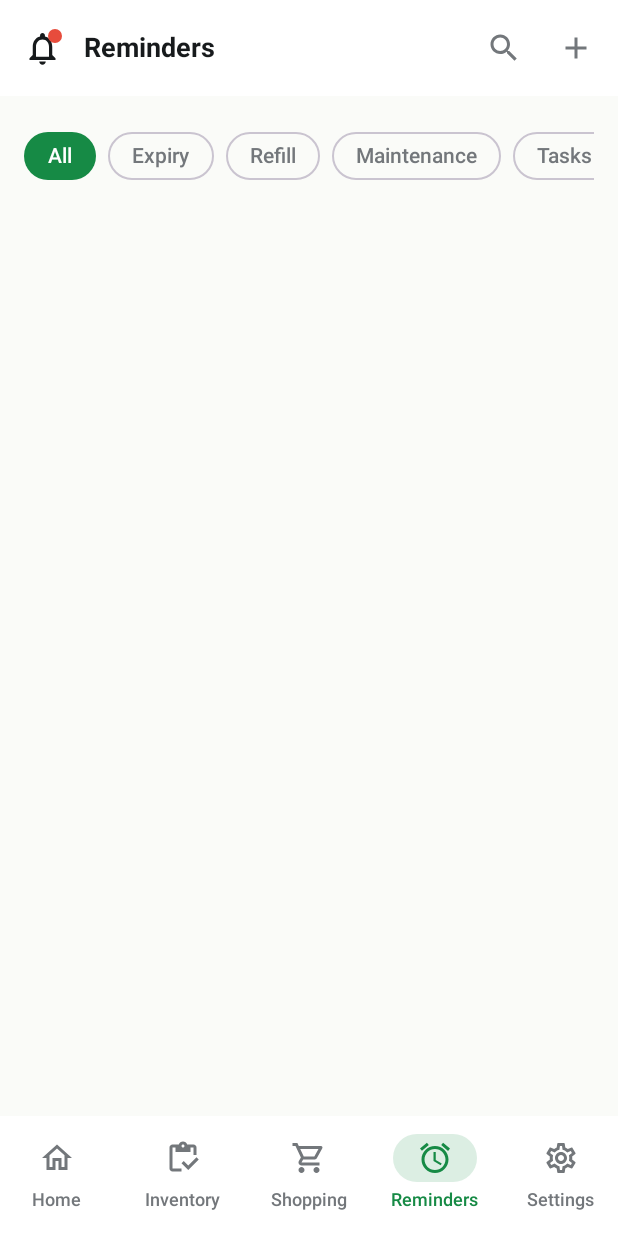
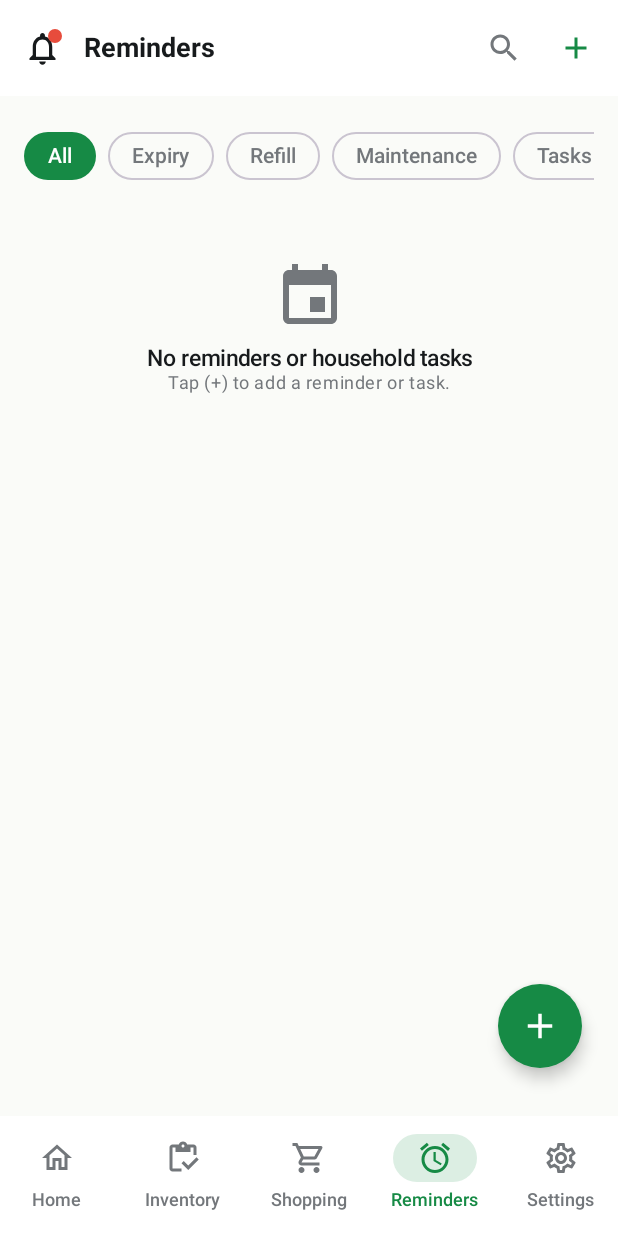
Before and after one commit to vishalbhartiiiitbh/homeinventry, an Android app built with Jetpack Compose: the RemindersScreen screen opened through its navigation route, on a phone screen of 412 x 824 dp. Run offline under Robolectric (Android 15) with nearby library versions, the phone set to English and light mode, and no system bars; our stand-ins replace Room's generated code; 1 statement that could not run was skipped.

Commit message:
reminderef

```diff
--- a/app/src/main/java/com/example/homeinvetry/data/local/dao/Daos.kt
+++ b/app/src/main/java/com/example/homeinvetry/data/local/dao/Daos.kt
@@ -11,6 +11,9 @@ interface InventoryDao {
 
     @Query("SELECT * FROM inventory_items WHERE storageLocation = :location ORDER BY name ASC")
     fun getItemsByLocation(location: String): Flow<List<InventoryItemEntity>>
+
+    @Query("SELECT * FROM inventory_items WHERE storageLocation = :location ORDER BY name ASC")
+    fun getItemsByLocationSync(location: String): List<InventoryItemEntity>
 
     @Query("SELECT * FROM inventory_items WHERE id = :id")
     fun getItemById(id: String): Flow<InventoryItemEntity?>
--- a/app/src/main/java/com/example/homeinvetry/data/repository/Repositories.kt
+++ b/app/src/main/java/com/example/homeinvetry/data/repository/Repositories.kt
@@ -78,6 +78,10 @@ class InventoryRepository(
 
     suspend fun deleteLocationByName(name: String) = withContext(Dispatchers.IO) {
         storageLocationDao.deleteLocationByName(name)
+        val itemsInLocation = inventoryDao.getItemsByLocationSync(name)
+        itemsInLocation.forEach { item ->
+            inventoryDao.updateItem(item.copy(storageLocation = "Unassigned"))
+        }
     }
 }
 
--- a/app/src/main/java/com/example/homeinvetry/feature/reminders/RemindersScreen.kt
+++ b/app/src/main/java/com/example/homeinvetry/feature/reminders/RemindersScreen.kt
@@ -10,6 +10,7 @@ import androidx.compose.foundation.shape.CircleShape
 import androidx.compose.foundation.shape.RoundedCornerShape
 import androidx.compose.material.icons.Icons
 import androidx.compose.material.icons.filled.*
+import androidx.compose.material.icons.outlined.Delete
 import androidx.compose.material.icons.outlined.Notifications
 import androidx.compose.material.icons.outlined.Search
 import androidx.compose.material3.*
@@ -66,11 +67,22 @@ fun RemindersScreen(
                         Icon(Icons.Outlined.Search, contentDescription = "Search")
                     }
                     IconButton(onClick = { showAddReminderDialog = true }) {
-                        Icon(Icons.Default.Add, contentDescription = "Add Reminder")
+                        Icon(Icons.Default.Add, contentDescription = "Add Reminder", tint = PrimaryGreen)
                     }
                 },
                 colors = TopAppBarDefaults.topAppBarColors(containerColor = MaterialTheme.colorScheme.surface)
             )
+        },
+        floatingActionButton = {
+            FloatingActionButton(
+                onClick = { showAddReminderDialog = true },
+                containerColor = PrimaryGreen,
+                contentColor = Color.White,
+                shape = CircleShape,
+                modifier = Modifier.padding(bottom = 16.dp, end = 8.dp)
+            ) {
+                Icon(Icons.Default.Add, contentDescription = "Add Reminder", modifier = Modifier.size(28.dp))
+            }
         },
         modifier = modifier.fillMaxSize()
     ) { padding ->
@@ -121,11 +133,35 @@ fun RemindersScreen(
             }
 
             // Reminder Cards List from Room
+            if (filteredReminders.isEmpty()) {
+                item {
+                    Box(
+                        modifier = Modifier
+                            .fillMaxWidth()
+                            .padding(32.dp),
+                        contentAlignment = Alignment.Center
+                    ) {
+                        Column(horizontalAlignment = Alignment.CenterHorizontally) {
+                            Icon(
+                                imageVector = Icons.Default.Event,
+                                contentDescription = null,
+                                modifier = Modifier.size(48.dp),
+                                tint = SecondaryText
+                            )
+                            Spacer(modifier = Modifier.height(8.dp))
+                            Text("No reminders or household tasks", style = MaterialTheme.typography.titleMedium)
+                            Text("Tap (+) to add a reminder or task.", style = MaterialTheme.typography.bodySmall.copy(color = SecondaryText))
+                        }
+                    }
+                }
+            } else {
                 items(filteredReminders, key = { it.id }) { reminder ->
                     ReminderCardViewEntity(
                         reminder = reminder,
-                    onToggleComplete = { remindersViewModel.toggleComplete(reminder) }
+                        onToggleComplete = { remindersViewModel.toggleComplete(reminder) },
+                        onDelete = { remindersViewModel.deleteReminder(reminder.id) }
                     )
+                }
             }
         }
     }
@@ -146,20 +182,24 @@ fun RemindersScreen(
                         value = title,
                         onValueChange = { title = it },
                         label = { Text("Task Title *") },
-                        placeholder = { Text("e.g. Service Air Conditioner") },
-                        singleLine = true
+                        placeholder = { Text("e.g. Pay Electricity Bill") },
+                        singleLine = true,
+                        shape = RoundedCornerShape(12.dp)
                     )
                     OutlinedTextField(
                         value = description,
                         onValueChange = { description = it },
                         label = { Text("Description / Details") },
-                        maxLines = 2
+                        placeholder = { Text("Due on 30 Nov 2026") },
+                        maxLines = 2,
+                        shape = RoundedCornerShape(12.dp)
                     )
                     OutlinedTextField(
                         value = dueDate,
                         onValueChange = { dueDate = it },
                         label = { Text("Due Date / Repeat") },
-                        singleLine = true
+                        singleLine = true,
+                        shape = RoundedCornerShape(12.dp)
                     )
                 }
             },
@@ -184,7 +224,8 @@ fun RemindersScreen(
 @Composable
 fun ReminderCardViewEntity(
     reminder: ReminderEntity,
-    onToggleComplete: () -> Unit
+    onToggleComplete: () -> Unit,
+    onDelete: () -> Unit
 ) {
     val (cardBg, btnBg, btnTextTint) = when (reminder.type) {
         "EXPIRY" -> Triple(LightRed, Color(0xFFFADBD8), Color(0xFFC0392B))
@@ -242,16 +283,17 @@ fun ReminderCardViewEntity(
                 }
             }
 
+            Row(verticalAlignment = Alignment.CenterVertically, horizontalArrangement = Arrangement.spacedBy(4.dp)) {
                 // Action Pill Button
                 Surface(
                     shape = RoundedCornerShape(20.dp),
                     color = btnBg,
                     modifier = Modifier
-                    .padding(start = 8.dp)
+                        .padding(start = 4.dp)
                         .clickable { onToggleComplete() }
                 ) {
                     Row(
-                    modifier = Modifier.padding(horizontal = 14.dp, vertical = 8.dp),
+                        modifier = Modifier.padding(horizontal = 12.dp, vertical = 6.dp),
                         verticalAlignment = Alignment.CenterVertically,
                         horizontalArrangement = Arrangement.spacedBy(4.dp)
                     ) {
@@ -270,6 +312,16 @@ fun ReminderCardViewEntity(
                         )
                     }
                 }
+
+                IconButton(onClick = onDelete, modifier = Modifier.size(28.dp)) {
+                    Icon(
+                        imageVector = Icons.Outlined.Delete,
+                        contentDescription = "Delete Reminder",
+                        tint = Color(0xFFC0392B),
+                        modifier = Modifier.size(18.dp)
+                    )
                 }
             }
         }
+    }
+}
```
Also changed, not shown: app/src/main/java/com/example/homeinvetry/domain/usecase/UseCases.kt (+6 -3 lines), app/src/main/java/com/example/homeinvetry/feature/inventory/ItemDetailScreen.kt (+38 -11 lines), app/src/main/java/com/example/homeinvetry/ui/viewmodel/ViewModels.kt (+42 -29 lines). Lines whose indentation alone changed are shown as unchanged.
